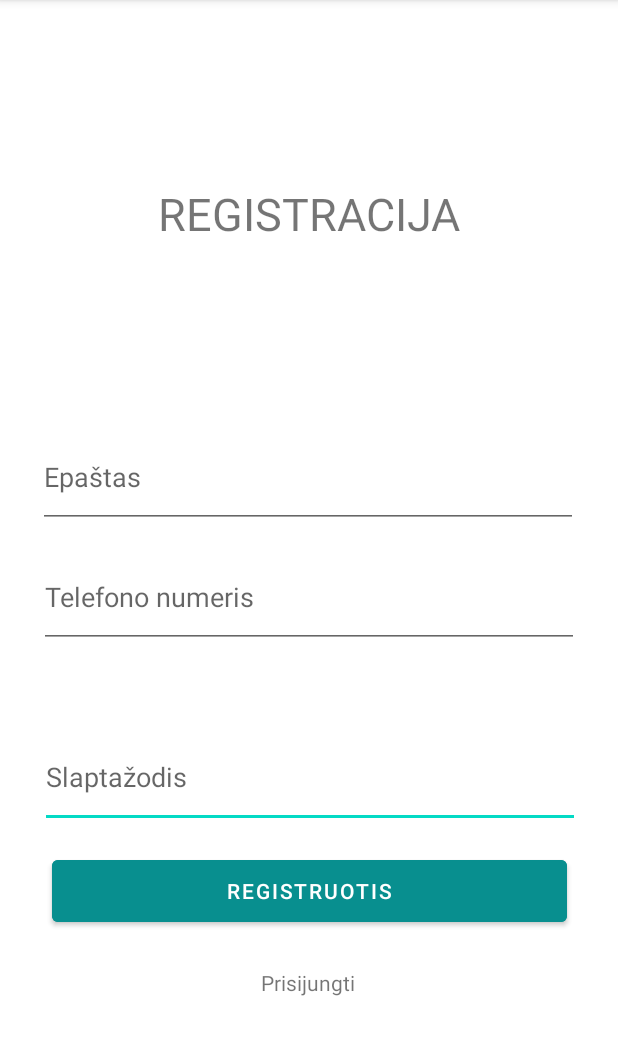
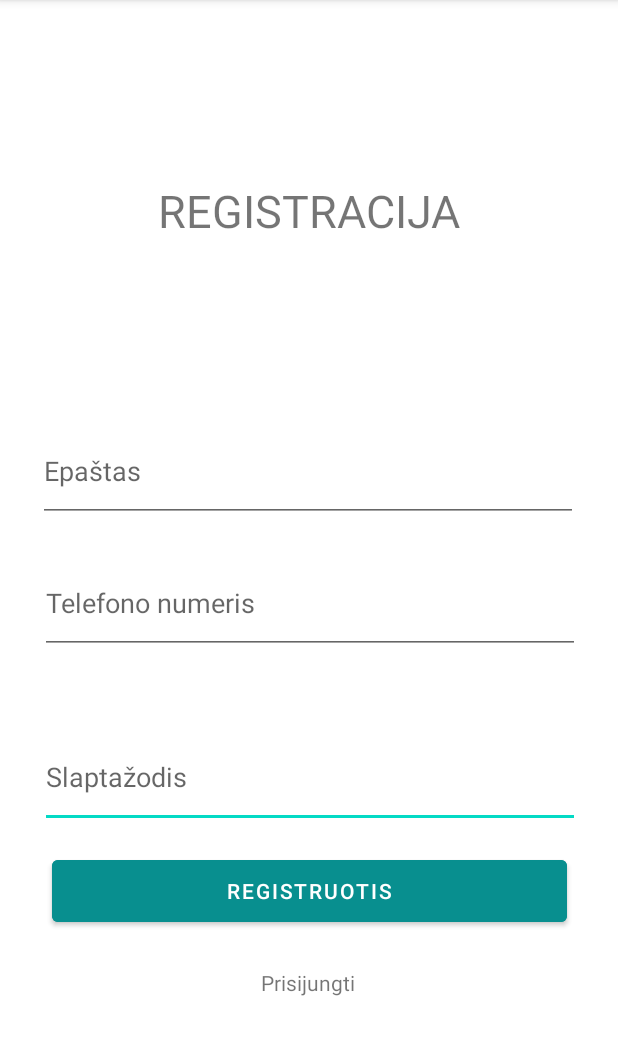
Before and after one commit to DominykasD/Arena, an Android app: the Register screen opened directly, with no data from a screen before it, on a phone screen of 412 x 824 dp, the part 84-1139 px from its top. Run offline under Robolectric (Android 15) with nearby library versions, the phone set to English and light mode, and no system bars; our stand-ins replace Volley.

Commit message:
Login and Register implemented

```diff
--- a/app/build.gradle
+++ b/app/build.gradle
@@ -32,6 +32,7 @@ dependencies {
     implementation 'androidx.appcompat:appcompat:1.4.2'
     implementation 'com.google.android.material:material:1.6.1'
     implementation 'androidx.constraintlayout:constraintlayout:2.1.4'
+    implementation 'com.android.volley:volley:1.2.1'
     testImplementation 'junit:junit:4.13.2'
     androidTestImplementation 'androidx.test.ext:junit:1.1.3'
     androidTestImplementation 'androidx.test.espresso:espresso-core:3.4.0'
--- a/app/src/main/AndroidManifest.xml
+++ b/app/src/main/AndroidManifest.xml
@@ -2,13 +2,16 @@
 <manifest xmlns:android="http://schemas.android.com/apk/res/android"
     package="com.example.arena">
 
+    <uses-permission android:name="android.permission.INTERNET"/>
     <application
+
         android:allowBackup="true"
         android:icon="@mipmap/ic_launcher"
         android:label="@string/app_name"
         android:roundIcon="@mipmap/ic_launcher_round"
         android:supportsRtl="true"
-        android:theme="@style/Theme.Arena">
+        android:theme="@style/Theme.Arena"
+        android:usesCleartextTraffic="true">
         <activity
             android:name=".MainMenuActivity"
             android:exported="false" />
--- a/app/src/main/java/com/example/arena/Register.java
+++ b/app/src/main/java/com/example/arena/Register.java
@@ -5,11 +5,29 @@ import androidx.appcompat.app.AppCompatActivity;
 import android.content.Intent;
 import android.os.Bundle;
 import android.view.View;
+import android.widget.Button;
+import android.widget.EditText;
 import android.widget.TextView;
+import android.widget.Toast;
+
+import com.android.volley.AuthFailureError;
+import com.android.volley.Request;
+import com.android.volley.RequestQueue;
+import com.android.volley.Response;
+import com.android.volley.VolleyError;
+import com.android.volley.toolbox.StringRequest;
+import com.android.volley.toolbox.Volley;
+
+import java.util.HashMap;
+import java.util.Map;
 
 public class Register extends AppCompatActivity {
 
     private TextView login;
+    private Button button;
+    private EditText email, password, phoneNumber;
+    private String URL = "http://10.0.2.2/ArenaServer/register.php";
+
 
     @Override
     protected void onCreate(Bundle savedInstanceState) {
@@ -23,6 +41,46 @@ public class Register extends AppCompatActivity {
                 openMainActivity();
             }
         });
+
+        email = (EditText) findViewById(R.id.editEmailreg);
+        password = (EditText) findViewById(R.id.editPswreg);
+        phoneNumber = (EditText) findViewById(R.id.editTelreg);
+        button = (Button) findViewById(R.id.buttRegister);
+        button.setOnClickListener(new View.OnClickListener() {
+            @Override
+            public void onClick(View v) {
+                if (!email.getText().toString().trim().equals("") && !password.getText().toString().trim().equals("") && !phoneNumber.getText().toString().trim().equals("")) {
+                    StringRequest stringRequest = new StringRequest(Request.Method.POST, URL, new Response.Listener<String>() {
+                        @Override
+                        public void onResponse(String response) {
+                            if (response.equals("success")) {
+                                Toast.makeText(getApplicationContext(), "Paskyra sukurta!", Toast.LENGTH_SHORT).show();
+//                                openMainActivity();
+                            } else if (response.equals("failure")) {
+                                Toast.makeText(getApplicationContext(), "Įvyko klaida, bandykite dar kartą", Toast.LENGTH_SHORT).show();
+                            }
+                        }
+                    }, new Response.ErrorListener() {
+                        @Override
+                        public void onErrorResponse(VolleyError error) {
+                            Toast.makeText(getApplicationContext(), error.toString().trim(), Toast.LENGTH_SHORT).show();
+                        }
+                    }) {
+                        @Override
+                        protected Map<String, String> getParams() throws AuthFailureError {
+                            Map<String, String> data = new HashMap<>();
+                            data.put("email", email.getText().toString().trim());
+                            data.put("phoneNumber", phoneNumber.getText().toString().trim());
+                            data.put("password", password.getText().toString().trim());
+                            return data;
+                        }
+                    };
+                    RequestQueue requestQueue = Volley.newRequestQueue(getApplicationContext());
+                    requestQueue.add(stringRequest);
+                }
+
+            }
+        });
     }
 
     private void openMainActivity() {
--- a/app/src/main/res/layout/activity_register.xml
+++ b/app/src/main/res/layout/activity_register.xml
@@ -12,13 +12,13 @@
         android:layout_height="wrap_content"
         android:text="REGISTRACIJA"
         android:textSize="30dp"
-        app:layout_constraintBottom_toTopOf="@+id/editEmail2"
+        app:layout_constraintBottom_toTopOf="@+id/editEmailreg"
         app:layout_constraintEnd_toEndOf="parent"
         app:layout_constraintStart_toStartOf="parent"
         app:layout_constraintTop_toTopOf="parent" />
 
     <EditText
-        android:id="@+id/edit3"
+        android:id="@+id/editPswreg"
         android:layout_width="360dp"
         android:layout_height="68dp"
         android:layout_marginBottom="216dp"
@@ -29,11 +29,11 @@
         app:layout_constraintEnd_toEndOf="parent"
         app:layout_constraintHorizontal_bias="0.509"
         app:layout_constraintStart_toStartOf="parent"
-        app:layout_constraintTop_toBottomOf="@+id/editTel2"
+        app:layout_constraintTop_toBottomOf="@+id/editTel"
         app:layout_constraintVertical_bias="1.0" />
 
     <Button
-        android:id="@+id/buttLogin3"
+        android:id="@+id/buttRegister"
         android:layout_width="343dp"
         android:layout_height="53dp"
         android:layout_marginTop="165dp"
@@ -46,32 +46,35 @@
         app:layout_constraintVertical_bias="0.732" />
 
     <EditText
-        android:id="@+id/editTel2"
+        android:id="@+id/editTelreg"
         android:layout_width="360dp"
         android:layout_height="68dp"
-        android:layout_marginTop="364dp"
+        android:layout_marginTop="368dp"
         android:layout_weight="1"
 
         android:ems="10"
         android:hint="Telefono numeris"
         android:inputType="phone"
         app:layout_constraintEnd_toEndOf="parent"
+        app:layout_constraintHorizontal_bias="0.509"
         app:layout_constraintStart_toStartOf="parent"
         app:layout_constraintTop_toTopOf="parent" />
 
     <EditText
-        android:id="@+id/editEmail2"
+        android:id="@+id/editEmailreg"
         android:layout_width="360dp"
         android:layout_height="68dp"
-        android:layout_marginTop="284dp"
+        android:layout_marginTop="280dp"
         android:layout_weight="1"
 
         android:ems="10"
         android:hint="Epaštas"
+        app:layout_constraintBottom_toTopOf="@+id/editTel"
         app:layout_constraintEnd_toEndOf="parent"
         app:layout_constraintHorizontal_bias="0.49"
         app:layout_constraintStart_toStartOf="parent"
-        app:layout_constraintTop_toTopOf="parent" />
+        app:layout_constraintTop_toTopOf="parent"
+        app:layout_constraintVertical_bias="0.0" />
 
     <TextView
         android:id="@+id/textLogin"
@@ -84,6 +87,6 @@
         app:layout_constraintEnd_toEndOf="parent"
         app:layout_constraintHorizontal_bias="0.498"
         app:layout_constraintStart_toStartOf="parent"
-        app:layout_constraintTop_toBottomOf="@+id/buttLogin3"
+        app:layout_constraintTop_toBottomOf="@+id/buttRegister"
         app:layout_constraintVertical_bias="0.262" />
 </androidx.constraintlayout.widget.ConstraintLayout>
```
Also changed, not shown: app/src/main/java/com/example/arena/MainActivity.java (+49 -2 lines), app/src/main/res/layout/activity_main.xml (+10 -7 lines).
